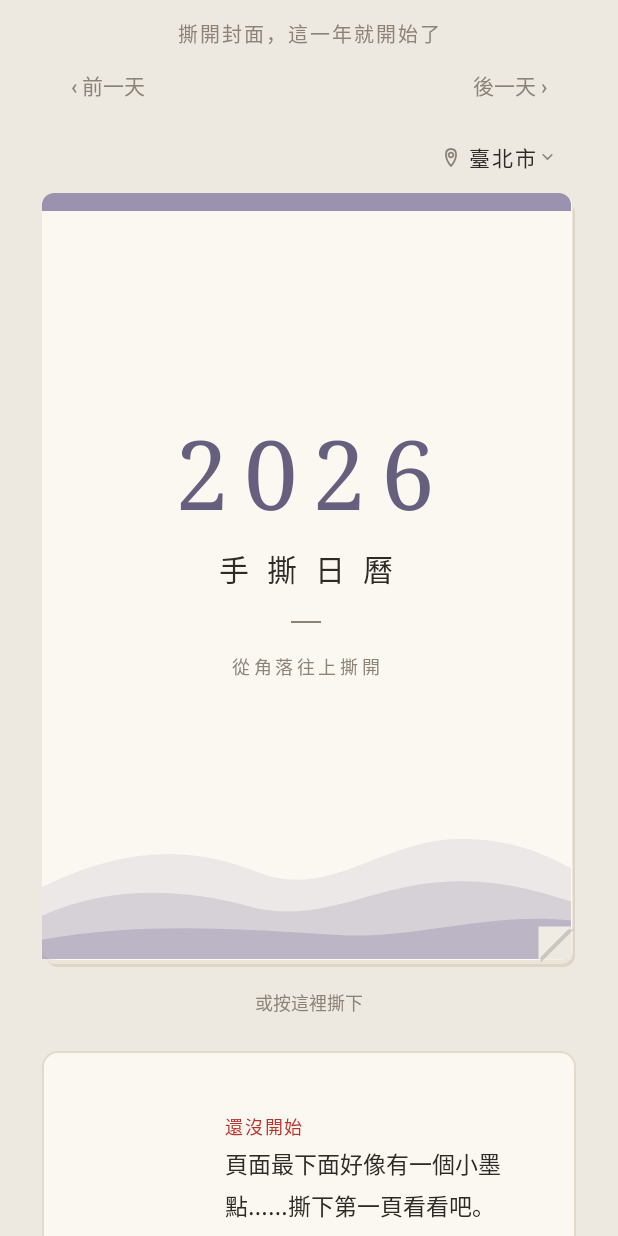
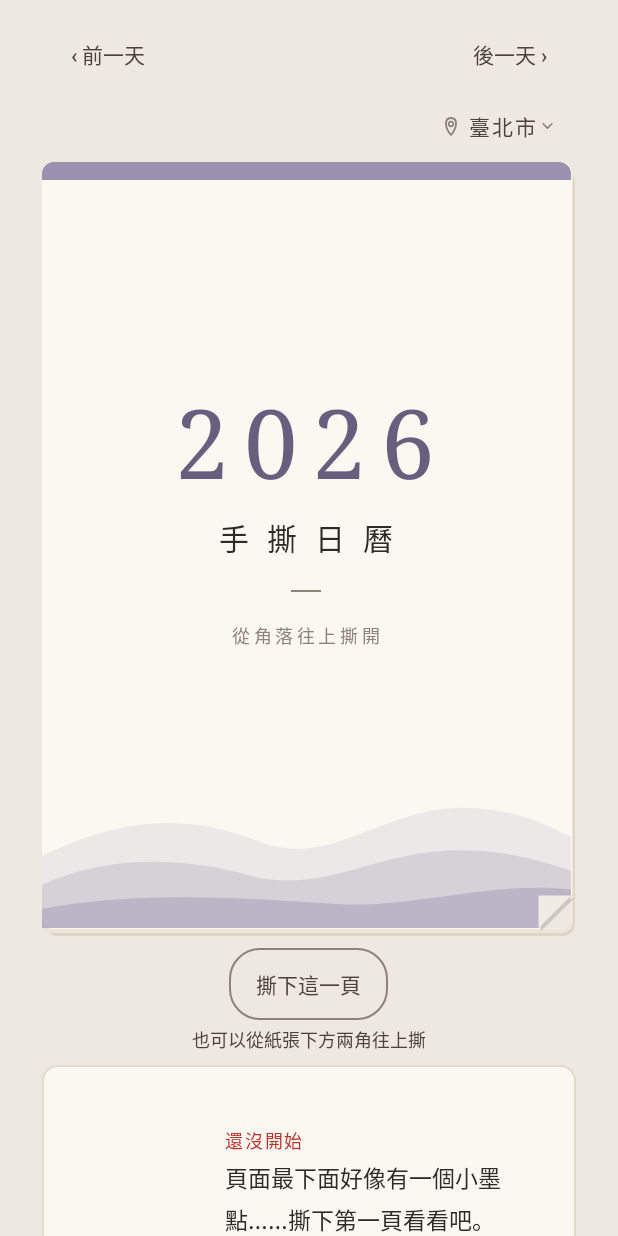
Before and after one commit to patty60723/tearoff-calendar, an Android app: the screen it shows after launch (MainActivity), on a phone screen of 412 x 824 dp. Run offline under Robolectric (Android 15) with nearby library versions, the phone set to English and light mode, and no system bars; libraries missing offline, so code that uses them is left out: com.nlf.calendar; 14 statements that could not run were skipped.

Commit message:
導覽與操作區 V2b：上方只留前一天／後一天與城市；日曆下方固定高度的操作區；首次引導；撕頁後 TalkBack 焦點
- 操作區依狀態只顯示一個：「撕下這一頁」（淡色描邊按鈕）、「回到最上面那頁」（淡色描邊按鈕）、「明天再來撕下一頁」（文字）
- 高度在 onCreate 時算成所有狀態（含首次引導）裡最高的，之後不變：撕頁、翻頁、首次引導結束、重開 App 都不推動版面
- 首次引導「也可以從紙張下方兩角往上撕」：成功撕下第一頁以前顯示，完成記在 ui 設定（之前撕過頁的使用者視為完成）
- 不加「還有 N 頁」；上方說明文字拿掉（「在看 m/d」改成「回到最上面那頁」的朗讀文字）
- 前一天／後一天、城市入口、操作區文字都改暖灰（ink_mid），不用紅色
- TalkBack 開著時撕頁後焦點移到新那一頁的日期，朗讀「已撕下，現在是 m 月 d 日」
- 測試：ActionSlotTest（四種設定 × 四個狀態 0 位移、首次引導前後與重開的操作區高度、觸控 ≥ 48dp、焦點）；NavRowTest 跟著新位置

Co-Authored-By: Claude Opus 5.5 <noreply@anthropic.com>
Claude-Session: https://claude.ai/code/session_0189os12bzXxGRqrd3exnUUH

```diff
--- a/app/src/main/java/com/patty60723/tearoff/MainActivity.kt
+++ b/app/src/main/java/com/patty60723/tearoff/MainActivity.kt
@@ -85,8 +85,38 @@ class MainActivity : Activity() {
         } else {
             pin.visibility = View.GONE
         }
+        fixActionSlotHeight()
         show(date)
     }
+
+    /**
+     * 日曆下方操作區的高度（P7-7 V2b）：所有狀態（「撕下這一頁」＋首次引導、「回到最上面那頁」、「明天再來撕下一頁」）裡最高的。
+     * 首次引導有沒有顯示都照「有引導」算，所以從第一次使用就固定，首次引導結束、重開 App、切換狀態都不變。
+     * 寬度跟日曆頁一樣用螢幕寬減掉左右內距（pageView 也這樣算），第一次排版前就能算好。
+     */
+    private fun fixActionSlotHeight() {
+        val slot = findViewById<View>(R.id.action_slot)
+        val metrics = resources.displayMetrics
+        val width = metrics.widthPixels - (56 * metrics.density).toInt()
+        fun measure(v: View): Int {
+            val keep = v.visibility
+            v.visibility = View.VISIBLE
+            v.measure(View.MeasureSpec.makeMeasureSpec(width, View.MeasureSpec.AT_MOST), View.MeasureSpec.makeMeasureSpec(0, View.MeasureSpec.UNSPECIFIED))
+            v.visibility = keep
+            return v.measuredHeight
+        }
+        val guide = findViewById<View>(R.id.tear_guide)
+        val guideKeep = guide.visibility
+        guide.visibility = View.VISIBLE
+        val tearBox = measure(findViewById(R.id.tear_box))
+        guide.visibility = guideKeep
+        val h = maxOf(tearBox, measure(findViewById(R.id.today)), measure(findViewById(R.id.hint)))
+        slot.layoutParams = slot.layoutParams.apply { height = h }
+    }
+
+    /** 首次引導（P7-7）：成功撕下第一頁以後就不再顯示；記在設定裡。之前就撕過頁的使用者視為已完成 */
+    private val guideDone: Boolean
+        get() = getSharedPreferences(PREFS_UI, MODE_PRIVATE).getBoolean(KEY_GUIDE_DONE, false) || book.page > 0
 
     /** 上次閃退的錯誤訊息，截圖回報後按「繼續」回到日曆。 */
     private fun showCrash(text: String) {
@@ -308,8 +338,6 @@ class MainActivity : Activity() {
         // 只有最上面那張、而且還有沒撕的頁時才能撕
         pad.tearable = newDate == topDate() && book.nextDate(today) != null
 
-        // 看最上面那頁時不佔高度（P7-7 候選 A：自己一列，以前是 INVISIBLE 一直佔著導覽列中間）
-        findViewById<Button>(R.id.today).visibility = if (newDate == topDate()) View.GONE else View.VISIBLE
         findViewById<TextView>(R.id.yi_all).text = page.yi.joinToString("　")
         findViewById<TextView>(R.id.ji_all).text = page.ji.joinToString("　")
         findViewById<TextView>(R.id.details).text = buildString {
@@ -512,24 +540,43 @@ class MainActivity : Activity() {
     /** 紙已經撕下來了：記下這一頁的故事，換上下一頁。 */
     private fun tear(today: LocalDate) {
         book.tear(today) ?: return
+        getSharedPreferences(PREFS_UI, MODE_PRIVATE).edit().putBoolean(KEY_GUIDE_DONE, true).apply()
         show(topDate())
         showStory()
         CalendarWidget.refreshAll(this)
+        focusNewPage()
     }
 
+    /** 測試用：最近一次撕頁後無障礙焦點移到哪個元件、朗讀什麼 */
+    internal var lastTornA11y: Pair<View, String>? = null
+
+    /**
+     * 撕頁後（TalkBack 開著時）：焦點移到新那一頁的日期，朗讀結果。撕頁按鈕可能已經換成「明天再來撕下一頁」，焦點不能留在消失的按鈕上（P7-7）
+     */
+    private fun focusNewPage() {
+        val manager = getSystemService(android.view.accessibility.AccessibilityManager::class.java) ?: return
+        if (!manager.isEnabled) return
+        val shown = date ?: return
+        val target = pad.findViewById<View>(R.id.day) ?: pad
+        val text = getString(R.string.torn_announce, shown.monthValue, shown.dayOfMonth)
+        target.performAccessibilityAction(android.view.accessibility.AccessibilityNodeInfo.ACTION_ACCESSIBILITY_FOCUS, null)
+        target.announceForAccessibility(text)
+        lastTornA11y = target to text
+    }
+
+    /**
+     * 日曆下方的操作區（P7-7 V2b）：看別天 →「回到最上面那頁」；可以撕 →「撕下這一頁」（首次引導以前多一行說明）；
+     * 其他（今天撕過了）→「明天再來撕下一頁」，只有文字。操作區高度固定（[fixActionSlotHeight]），換狀態不推動版面
+     */
     private fun showHint() {
-        val today = AppClock.today(this)
-        val next = book.nextDate(today)
-        val pending = book.pendingPages(today)
-        val showing = date
-        findViewById<TextView>(R.id.hint).text = when {
-            showing != topDate() -> getString(R.string.hint_browsing, viewing().monthValue, viewing().dayOfMonth)
-            showing == null -> getString(R.string.hint_cover)
-            next == null -> getString(R.string.tear_done)
-            pending > 1 -> getString(R.string.hint_more, pending)
-            else -> getString(R.string.hint_tear)
-        }
-        findViewById<Button>(R.id.tear).visibility = if (pad.tearable) View.VISIBLE else View.GONE
+        val browsing = date != topDate()
+        val today = findViewById<Button>(R.id.today)
+        today.visibility = if (browsing) View.VISIBLE else View.GONE
+        today.contentDescription = if (browsing) getString(R.string.today_desc, viewing().monthValue, viewing().dayOfMonth) else null
+        val tearable = !browsing && pad.tearable
+        findViewById<View>(R.id.tear_box).visibility = if (tearable) View.VISIBLE else View.GONE
+        findViewById<View>(R.id.tear_guide).visibility = if (tearable && !guideDone) View.VISIBLE else View.GONE
+        findViewById<TextView>(R.id.hint).visibility = if (!browsing && !tearable) View.VISIBLE else View.GONE
     }
 
     private fun showStory() {
@@ -546,8 +593,11 @@ class MainActivity : Activity() {
         heldStoryHeight = null
     }
 
-    private companion object {
+    internal companion object {
         const val KEY_DATE = "date"
+        /** 介面狀態（P7-7）：首次引導完成了沒 */
+        const val PREFS_UI = "ui"
+        const val KEY_GUIDE_DONE = "tearGuideDone"
         /** A1 的固定樣本：天氣三行（天氣、日出、日落）。實際文字長短不影響高度，只看行數 */
         const val SUN_SAMPLE = "晴 25°\n日出 06:03\n日落 17:11"
     }
--- /dev/null
+++ b/app/src/main/res/drawable/action_outline.xml
@@ -0,0 +1,14 @@
+<?xml version="1.0" encoding="utf-8"?>
+<!-- 操作區按鈕（P7-7 V2b）：1dp 淡色描邊（ink_soft，桌面色上 3.06:1，介面元件 3:1）、圓角，裡面透明；按下時淡淡的漣漪 -->
+<ripple xmlns:android="http://schemas.android.com/apk/res/android"
+    android:color="#298C8378">
+    <item>
+        <shape android:shape="rectangle">
+            <corners android:radius="20dp" />
+            <stroke
+                android:width="1dp"
+                android:color="@color/ink_soft" />
+            <solid android:color="@android:color/transparent" />
+        </shape>
+    </item>
+</ripple>
--- a/app/src/main/res/layout/activity_main.xml
+++ b/app/src/main/res/layout/activity_main.xml
@@ -13,16 +13,7 @@
         android:paddingRight="28dp"
         android:paddingBottom="24dp">
 
-        <TextView
-            android:id="@+id/hint"
-            android:layout_width="match_parent"
-            android:layout_height="wrap_content"
-            android:fontFamily="serif"
-            android:gravity="center"
-            android:letterSpacing="0.1"
-            android:textColor="@color/ink_soft"
-            android:textSize="13sp" />
-
+        <!-- P7-7 V2b：上方只留前一天／後一天與城市入口；狀態文字與操作按鈕在日曆頁下面的操作區（action_slot） -->
         <LinearLayout
             android:layout_width="match_parent"
             android:layout_height="wrap_content"
@@ -35,7 +26,7 @@
                 android:layout_width="wrap_content"
                 android:layout_height="wrap_content"
                 android:text="@string/prev"
-                android:textColor="@color/ink_soft" />
+                android:textColor="@color/ink_mid" />
 
             <Space
                 android:layout_width="0dp"
@@ -48,21 +39,8 @@
                 android:layout_width="wrap_content"
                 android:layout_height="wrap_content"
                 android:text="@string/next"
-                android:textColor="@color/ink_soft" />
+                android:textColor="@color/ink_mid" />
         </LinearLayout>
-
-        <!-- 「回到最上面那頁」自己一列（P7-7 導覽列候選 A）：放在前一天／後一天中間時，大字體或窄螢幕會被擠成直排（D-54）。
-             看最上面那頁時 GONE（不佔高度） -->
-        <Button
-            android:id="@+id/today"
-            style="?android:attr/borderlessButtonStyle"
-            android:layout_width="match_parent"
-            android:layout_height="wrap_content"
-            android:gravity="center"
-            android:minHeight="48dp"
-            android:text="@string/today"
-            android:textColor="@color/red"
-            android:visibility="gone" />
 
         <!-- 城市入口（P7-2 方案 A，D-53）：日曆上方靠右，「⌖ 臺北市 ⌄」。天氣、溫度、日出日落在日曆裡。
              整塊可以點（至少 48×48dp），只有系統的淡漣漪，不加卡片、底色或外框；圖示在程式裡跟著字的大小設定。
@@ -81,7 +59,7 @@
             android:minHeight="48dp"
             android:paddingLeft="12dp"
             android:paddingRight="8dp"
-            android:textColor="@color/ink"
+            android:textColor="@color/ink_mid"
             android:textSize="14sp" />
 
         <!-- 可以用手指撕的那一頁 -->
@@ -91,15 +69,63 @@
             android:layout_height="wrap_content"
             android:elevation="2dp" />
 
-        <Button
-            android:id="@+id/tear"
-            style="?android:attr/borderlessButtonStyle"
-            android:layout_width="wrap_content"
+        <!-- 日曆下方的操作區（P7-7 V2b）：依狀態只顯示其中一個——「撕下這一頁」（可以撕）、「回到最上面那頁」（看別天）、
+             「明天再來撕下一頁」（今天撕過了，只有文字）。高度在 onCreate 時算成所有狀態（含首次引導）裡最高的，之後不變，
+             撕頁、翻頁、首次引導結束、重開 App 都不會推動下面的故事卡 -->
+        <FrameLayout
+            android:id="@+id/action_slot"
+            android:layout_width="match_parent"
             android:layout_height="wrap_content"
-            android:layout_gravity="center_horizontal"
-            android:text="@string/tear_button"
-            android:textColor="@color/ink_soft"
-            android:textSize="12sp" />
+            android:layout_marginTop="8dp">
+
+            <TextView
+                android:id="@+id/hint"
+                android:layout_width="match_parent"
+                android:layout_height="wrap_content"
+                android:layout_gravity="center"
+                android:fontFamily="serif"
+                android:gravity="center"
+                android:letterSpacing="0.1"
+                android:text="@string/tear_done"
+                android:textColor="@color/ink_mid"
+                android:textSize="13sp"
+                android:visibility="gone" />
+
+            <LinearLayout
+                android:id="@+id/tear_box"
+                android:layout_width="match_parent"
+                android:layout_height="wrap_content"
+                android:layout_gravity="center"
+                android:gravity="center_horizontal"
+                android:orientation="vertical"
+                android:visibility="gone">
+
+                <Button
+                    android:id="@+id/tear"
+                    style="@style/ActionButton"
+                    android:text="@string/tear_button" />
+
+                <!-- 首次引導：成功撕下第一頁以前才顯示（MainActivity.guideDone） -->
+                <TextView
+                    android:id="@+id/tear_guide"
+                    android:layout_width="match_parent"
+                    android:layout_height="wrap_content"
+                    android:layout_marginTop="4dp"
+                    android:fontFamily="serif"
+                    android:gravity="center"
+                    android:text="@string/tear_guide"
+                    android:textColor="@color/ink_mid"
+                    android:textSize="12sp"
+                    android:visibility="gone" />
+            </LinearLayout>
+
+            <Button
+                android:id="@+id/today"
+                style="@style/ActionButton"
+                android:layout_gravity="center"
+                android:text="@string/today"
+                android:visibility="gone" />
+        </FrameLayout>
 
         <LinearLayout
             android:layout_width="match_parent"
--- a/app/src/main/res/values/strings.xml
+++ b/app/src/main/res/values/strings.xml
@@ -10,7 +10,7 @@
     <string name="today">回到最上面那頁</string>
     <string name="pin">把小工具放到桌面</string>
     <string name="how_to">也可以自己加：長按桌面空白處 →「小工具」→ 找到「手撕日曆」，按住拖到桌面。拉動邊框可以調整大小，變窄時會換成精簡版面。</string>
-    <string name="tear_done">這是今天的頁面，明天再來撕</string>
+    <string name="tear_done">明天再來撕下一頁</string>
     <string name="story_page">第 %d 頁</string>
     <string name="story_not_started">還沒開始</string>
     <string name="story_hint">頁面最下面好像有一個小墨點……撕下第一頁看看吧。</string>
@@ -20,14 +20,16 @@
     <string name="crash_hint">上次 App 閃退了。請把下一個畫面截圖回報，再按「繼續」回到日曆。</string>
     <string name="crash_continue">繼續</string>
     <string name="crash_stay">先截圖</string>
-    <string name="tear_button">或按這裡撕下</string>
+    <string name="tear_button">撕下這一頁</string>
+    <!-- 首次引導（P7-7）：成功撕下第一頁以前顯示在「撕下這一頁」下面 -->
+    <string name="tear_guide">也可以從紙張下方兩角往上撕</string>
+    <!-- 看別天時，「回到最上面那頁」的朗讀補上現在看的日期（上方不再顯示「在看 m/d 的頁面」） -->
+    <string name="today_desc">回到最上面那頁，現在在看 %1$d/%2$d</string>
+    <!-- 撕頁後 TalkBack 朗讀（焦點移到新的日曆頁） -->
+    <string name="torn_announce">已撕下，現在是 %1$d 月 %2$d 日</string>
     <string name="tear_only_top">只能撕最上面那一頁喔</string>
     <string name="veil_tomorrow">明天見</string>
     <string name="veil_later">%1$d/%2$d 還沒到</string>
-    <string name="hint_tear">撕下昨天，迎接今天：從左下角或右下角往上撕</string>
-    <string name="hint_more">還有 %d 頁沒撕，一頁一頁撕到今天</string>
-    <string name="hint_browsing">在看 %1$d/%2$d 的頁面</string>
-    <string name="hint_cover">撕開封面，這一年就開始了</string>
     <string name="cover_title">手撕日曆</string>
     <string name="cover_sub">從角落往上撕開</string>
     <!-- 城市入口（P7-2 方案 A）：畫面上只有城市名，TalkBack 唸完整說明 -->
--- a/app/src/main/res/values/themes.xml
+++ b/app/src/main/res/values/themes.xml
@@ -7,6 +7,24 @@
         <item name="android:statusBarColor">@color/desk</item>
         <item name="android:windowLightStatusBar">true</item>
         <item name="android:navigationBarColor">@color/desk</item>
+    </style>
+
+    <!-- 日曆下方操作區的按鈕（P7-7 V2b）：淡色描邊、暖灰字，不是警告；觸控區至少 48dp -->
+    <style name="ActionButton" parent="android:Widget.Material.Button.Borderless">
+        <item name="android:layout_width">wrap_content</item>
+        <item name="android:layout_height">wrap_content</item>
+        <item name="android:layout_gravity">center_horizontal</item>
+        <item name="android:background">@drawable/action_outline</item>
+        <item name="android:minHeight">48dp</item>
+        <item name="android:minWidth">48dp</item>
+        <item name="android:paddingLeft">18dp</item>
+        <item name="android:paddingRight">18dp</item>
+        <item name="android:paddingTop">0dp</item>
+        <item name="android:paddingBottom">0dp</item>
+        <item name="android:stateListAnimator">@null</item>
+        <item name="android:textAllCaps">false</item>
+        <item name="android:textColor">@color/ink_mid</item>
+        <item name="android:textSize">14sp</item>
     </style>
 
     <style name="SectionTitle">
```
Also changed, not shown: 2 other files.
